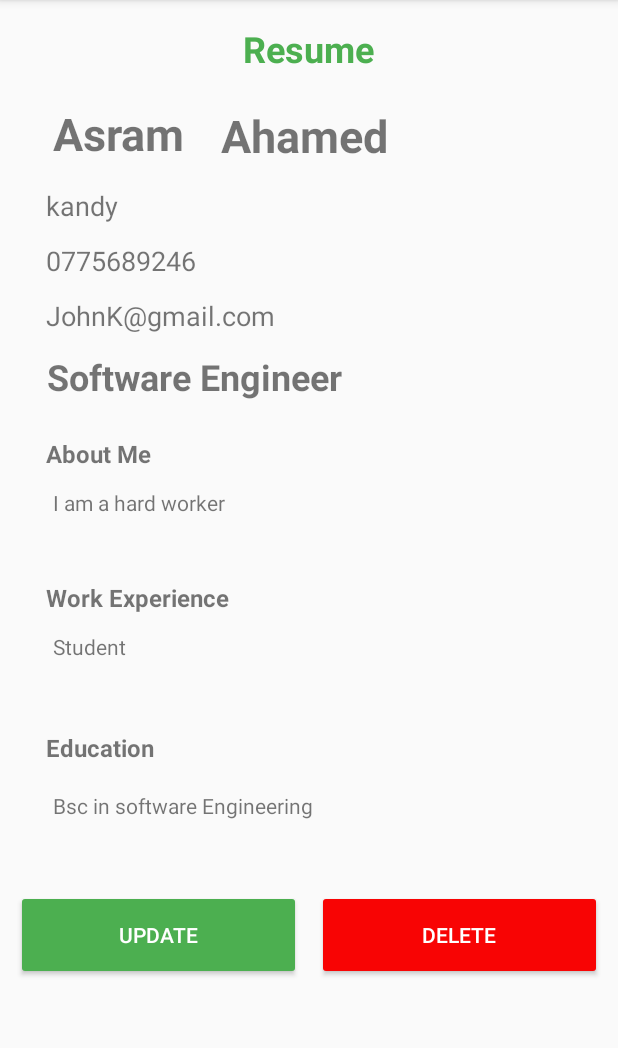
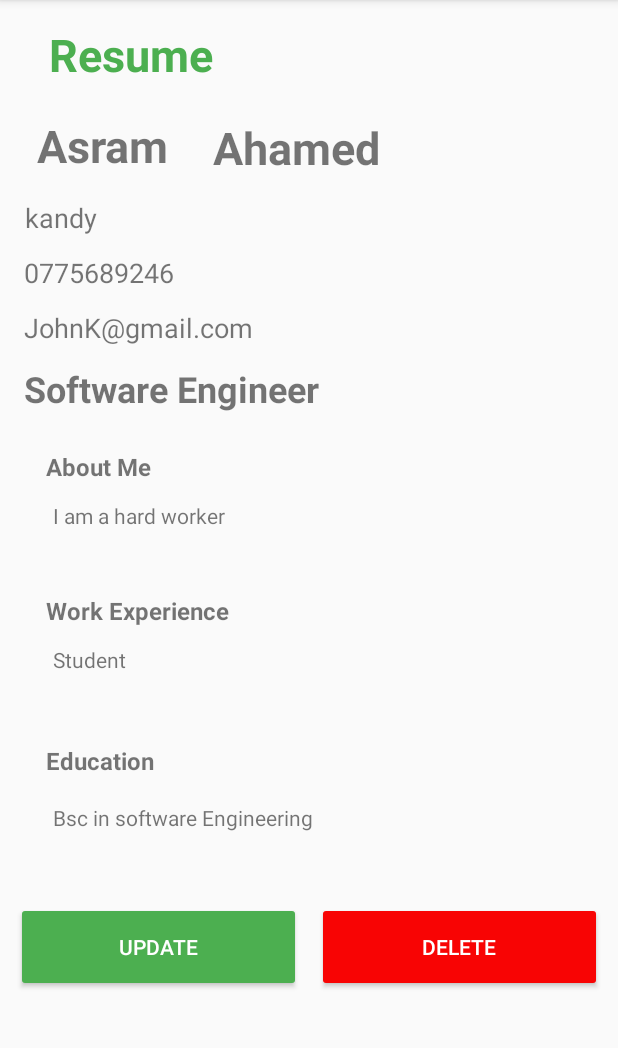
Before and after one commit to AkeelMNM/MADDProject, an Android app: the UpdateResume screen opened directly, with no data from a screen before it, after a tap on "UPDATE", on a phone screen of 412 x 824 dp, the part 84-1132 px from its top. Run offline under Robolectric (Android 15) with nearby library versions, the phone set to English and light mode, and no system bars; our stand-ins replace Firebase (no records; nobody signed in at launch, a user with empty details on screens opened directly); Roboto replaces fonts that are not available here.

Commit message:
changed some interfaces

```diff
--- a/app/src/main/java/com/firstapp/jobfixer/UpdateResume.java
+++ b/app/src/main/java/com/firstapp/jobfixer/UpdateResume.java
@@ -23,7 +23,7 @@ import com.google.firebase.database.ValueEventListener;
 
 
 public class UpdateResume extends AppCompatActivity {
-    EditText UpfirstName,UplastName,Uplocation ,Upphone , Upemail ,UpaboutMe ,UpworkExperience , Upeducation;
+    EditText UpfirstName,UplastName,Uplocation ,Upphone , Upemail ,UpaboutMe ,UpworkExperience ,upJob, Upeducation;
     String UJobCat ,UJobTit ,ResumID;
     Resume resu;
     DatabaseReference dbRef;
@@ -45,13 +45,13 @@ public class UpdateResume extends AppCompatActivity {
 
 
         dbRef = FirebaseDatabase.getInstance().getReference().child(DBMaster.Resume.TABLE_NAME);
-        Query data = dbRef.orderByChild(DBMaster.Resume.COLUMN_NAME_USER_ID).equalTo("Us02");
+        Query data = dbRef.orderByChild(DBMaster.Resume.COLUMN_NAME_USER_ID).equalTo(SessionApplication.getUserID());
 
         data.addListenerForSingleValueEvent(new ValueEventListener() {
             @Override
             public void onDataChange(@NonNull DataSnapshot dataSnapshot) {
 
-                for(DataSnapshot st:dataSnapshot.getChildren()){
+               for(DataSnapshot st:dataSnapshot.getChildren()){
                     ResumID = st.getKey();
                     UpfirstName.setText(st.child("firstName").getValue().toString());
                     UplastName.setText(st.child("lastName").getValue().toString());
@@ -63,19 +63,18 @@ public class UpdateResume extends AppCompatActivity {
                     Upeducation.setText(st.child("education").getValue().toString());
 
                 }
-                /** if(dataSnapshot.hasChildren()){
-                 vfname.setText(dataSnapshot.child("firstName").getValue().toString());
-                 vlname.setText(dataSnapshot.child("lastName").getValue().toString());
-                 vloc.setText(dataSnapshot.child("location").getValue().toString());
-                 vphone.setText(dataSnapshot.child("phone").getValue().toString());
-                 vEmail.setText(dataSnapshot.child("email").getValue().toString());
-                 vJob.setText(dataSnapshot.child("jobTit").getValue().toString());
-                 vAbout.setText(dataSnapshot.child("aboutMe").getValue().toString());
-                 vWorkEx.setText(dataSnapshot.child("WorkEx").getValue().toString());
-                 vEdu.setText(dataSnapshot.child("education").getValue().toString());
+                /**   if(dataSnapshot.hasChildren()){
+                 UpfirstName.setText(dataSnapshot.child("firstName").getValue().toString());
+                 UplastName.setText(dataSnapshot.child("lastName").getValue().toString());
+                 Uplocation.setText(dataSnapshot.child("location").getValue().toString());
+                 Upphone.setText(dataSnapshot.child("phone").getValue().toString());
+                 Upemail.setText(dataSnapshot.child("email").getValue().toString());
+                 UpaboutMe.setText(dataSnapshot.child("aboutMe").getValue().toString());
+                 UpworkExperience.setText(dataSnapshot.child("WorkEx").getValue().toString());
+                 Upeducation.setText(dataSnapshot.child("education").getValue().toString());
                  }
                  else{
-                 Toast.makeText(ViewResume.this, "No Source Avilable", Toast.LENGTH_SHORT).show();
+                 Toast.makeText(UpdateResume.this, "No Source Avilable", Toast.LENGTH_SHORT).show();
                  }**/
             }
 
@@ -88,9 +87,7 @@ public class UpdateResume extends AppCompatActivity {
             @Override
             public void onClick(View view) {
                 updateResume();
-                Intent intent = new Intent(UpdateResume.this,ViewResume.class);
-                startActivity(intent);
-                Toast.makeText(UpdateResume.this, "Data Changed Successfully", Toast.LENGTH_SHORT).show();
+
             }
         });
 
@@ -104,7 +101,7 @@ public class UpdateResume extends AppCompatActivity {
         @Override
         public void onDataChange(@NonNull DataSnapshot dataSnapshot) {
             Resume resume =new Resume();
-            resume.setUserId("Us02");
+            resume.setUserId(SessionApplication.getUserID());
             resume.setFirstName(UpfirstName.getText().toString().trim());
             resume.setLastName(UplastName.getText().toString().trim());
             resume.setPhone(Upphone.getText().toString().trim());
@@ -114,10 +111,14 @@ public class UpdateResume extends AppCompatActivity {
             resume.setWorkExp(UpworkExperience.getText().toString().trim());
             resume.setAboutMe(UpaboutMe.getText().toString().trim());
             resume.setJobCat("IT");
-            resume.setJobTit("Software Eng");
+            resume.setJobTit("Software Engineer");
 //tis code is not working properly need to check
-            dbRef= FirebaseDatabase.getInstance().getReference().child("Resume").child("Re08");
+            dbRef= FirebaseDatabase.getInstance().getReference().child("Resume").child(SessionApplication.getResumeID());
             dbRef.setValue(resume);
+            Toast.makeText(UpdateResume.this, "Data Changed Successfully", Toast.LENGTH_SHORT).show();
+            Intent intent = new Intent(UpdateResume.this,ViewResume.class);
+            startActivity(intent);
+
 
 
         }
--- a/app/src/main/java/com/firstapp/jobfixer/ViewResume.java
+++ b/app/src/main/java/com/firstapp/jobfixer/ViewResume.java
@@ -47,7 +47,7 @@ public class ViewResume extends AppCompatActivity {
 
 
                 dBRead = FirebaseDatabase.getInstance().getReference().child(DBMaster.Resume.TABLE_NAME);
-                 Query data = dBRead.orderByChild(DBMaster.Resume.COLUMN_NAME_USER_ID).equalTo("Us02");
+                 Query data = dBRead.orderByChild(DBMaster.Resume.COLUMN_NAME_USER_ID).equalTo(SessionApplication.getUserID());
 
                 data.addListenerForSingleValueEvent(new ValueEventListener() {
                     @Override
@@ -101,9 +101,9 @@ public class ViewResume extends AppCompatActivity {
                         dre.addListenerForSingleValueEvent(new ValueEventListener() {
                             @Override
                             public void onDataChange(@NonNull DataSnapshot dataSnapshot) {
-                                if(dataSnapshot.hasChild("Re08")){
+                                if(dataSnapshot.hasChild(SessionApplication.getResumeID())){
 
-                                   dBRead =FirebaseDatabase.getInstance().getReference().child("Resume").child("Re08");
+                                   dBRead =FirebaseDatabase.getInstance().getReference().child("Resume").child(SessionApplication.getResumeID());
                                    dBRead.removeValue();
                                     Toast.makeText(ViewResume.this, "Data Deleted Successfully", Toast.LENGTH_SHORT).show();
 
--- a/app/src/main/res/layout/activity_view_resume.xml
+++ b/app/src/main/res/layout/activity_view_resume.xml
@@ -13,10 +13,10 @@
         android:layout_marginTop="16dp"
         android:text="@string/v_head"
         android:textColor="#4CAF50"
-        android:textSize="24sp"
+        android:textSize="30sp"
         android:textStyle="bold"
         app:layout_constraintEnd_toEndOf="parent"
-        app:layout_constraintHorizontal_bias="0.498"
+        app:layout_constraintHorizontal_bias="0.108"
         app:layout_constraintStart_toStartOf="parent"
         app:layout_constraintTop_toTopOf="parent" />
 
@@ -24,7 +24,7 @@
         android:id="@+id/vFname"
         android:layout_width="100dp"
         android:layout_height="44dp"
-        android:layout_marginStart="32dp"
+        android:layout_marginStart="16dp"
         android:layout_marginTop="20dp"
         android:text="Asram"
         android:textSize="30sp"
@@ -42,7 +42,7 @@
         android:text="@string/v_phone"
         android:textSize="18sp"
         app:layout_constraintEnd_toEndOf="parent"
-        app:layout_constraintHorizontal_bias="0.099"
+        app:layout_constraintHorizontal_bias="0.051"
         app:layout_constraintStart_toStartOf="parent"
         app:layout_constraintTop_toBottomOf="@+id/vLocation" />
 
@@ -54,7 +54,7 @@
         android:text="@string/v_city"
         android:textSize="18sp"
         app:layout_constraintEnd_toEndOf="parent"
-        app:layout_constraintHorizontal_bias="0.085"
+        app:layout_constraintHorizontal_bias="0.046"
         app:layout_constraintStart_toStartOf="parent"
         app:layout_constraintTop_toBottomOf="@+id/vFname" />
 
@@ -66,20 +66,20 @@
         android:text="@string/v_mail"
         android:textSize="18sp"
         app:layout_constraintEnd_toEndOf="parent"
-        app:layout_constraintHorizontal_bias="0.119"
+        app:layout_constraintHorizontal_bias="0.062"
         app:layout_constraintStart_toStartOf="parent"
         app:layout_constraintTop_toBottomOf="@+id/vPhone" />
 
     <TextView
         android:id="@+id/vJobs"
-        android:layout_width="wrap_content"
-        android:layout_height="wrap_content"
+        android:layout_width="217dp"
+        android:layout_height="33dp"
         android:layout_marginTop="12dp"
         android:text="@string/v_Role"
         android:textSize="24sp"
         android:textStyle="bold"
         app:layout_constraintEnd_toEndOf="parent"
-        app:layout_constraintHorizontal_bias="0.145"
+        app:layout_constraintHorizontal_bias="0.082"
         app:layout_constraintStart_toStartOf="parent"
         app:layout_constraintTop_toBottomOf="@+id/vEmail" />
 
```
Also changed, not shown: app/src/main/java/com/firstapp/jobfixer/CreateResume.java (+16 -16 lines).
